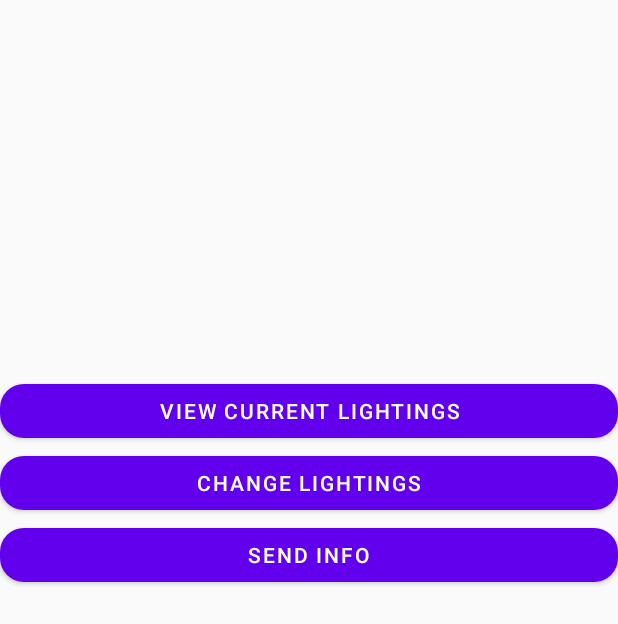
After one commit to siddhantdrk/LiT--Automated-Light-Management-System, an Android app: the AdminDashBoard screen opened directly, with no data from a screen before it, on a phone screen of 412 x 824 dp. The commit adds this screen. Shown: the top 624 px of the screen. Run offline under Robolectric (Android 15) with nearby library versions, the phone set to English and light mode, and no system bars.

Commit message:
Added Admin DashBoard Ui

```diff
--- a/LiT/app/build.gradle
+++ b/LiT/app/build.gradle
@@ -1,5 +1,6 @@
 plugins {
     id 'com.android.application'
+    id 'com.google.gms.google-services'
 }
 
 android {
@@ -37,10 +38,14 @@ dependencies {
     implementation 'androidx.appcompat:appcompat:1.2.0'
     implementation 'com.google.android.material:material:1.3.0'
     implementation 'androidx.constraintlayout:constraintlayout:2.0.4'
+    implementation 'com.google.firebase:firebase-auth:20.0.3'
+    implementation 'com.google.firebase:firebase-firestore:22.1.1'
     testImplementation 'junit:junit:4.+'
     androidTestImplementation 'androidx.test.ext:junit:1.1.2'
     androidTestImplementation 'androidx.test.espresso:espresso-core:3.3.0'
     //retrofit
     implementation 'com.squareup.retrofit2:retrofit:2.9.0'
     implementation 'com.squareup.retrofit2:converter-gson:2.9.0'
+
+    implementation "androidx.cardview:cardview:1.0.0"
 }
--- /dev/null
+++ b/LiT/app/src/main/java/com/my/lit/activities/dashboard/AdminDashBoard.java
@@ -0,0 +1,16 @@
+package com.my.lit.activities.dashboard;
+
+import androidx.appcompat.app.AppCompatActivity;
+
+import android.os.Bundle;
+
+import com.my.lit.R;
+
+public class AdminDashBoard extends AppCompatActivity {
+
+    @Override
+    protected void onCreate(Bundle savedInstanceState) {
+        super.onCreate(savedInstanceState);
+        setContentView(R.layout.activity_admin_dash_board);
+    }
+}
--- a/LiT/app/src/main/java/com/my/lit/api/UserServices.java
+++ b/LiT/app/src/main/java/com/my/lit/api/UserServices.java
@@ -12,7 +12,7 @@ import retrofit2.http.POST;
 public interface UserServices {
     @FormUrlEncoded
     @POST("user/signup")
-    Call<UserRegisterResponse> userRegister(
+     Call<UserRegisterResponse>userRegister(
             @Field("email") String email,
             @Field("password") String password,
             @Field("firstName") String firstName,
--- /dev/null
+++ b/LiT/app/src/main/res/layout/activity_admin_dash_board.xml
@@ -0,0 +1,46 @@
+<?xml version="1.0" encoding="utf-8"?>
+<androidx.constraintlayout.widget.ConstraintLayout xmlns:android="http://schemas.android.com/apk/res/android"
+    xmlns:app="http://schemas.android.com/apk/res-auto"
+    xmlns:tools="http://schemas.android.com/tools"
+    android:layout_width="match_parent"
+    android:layout_height="match_parent"
+    tools:context=".activities.dashboard.AdminDashBoard">
+
+
+
+    <com.google.android.material.button.MaterialButton
+        android:id="@+id/materialButton"
+        android:layout_width="match_parent"
+        android:layout_height="wrap_content"
+        android:text="View Current Lightings"
+        app:layout_constraintEnd_toEndOf="parent"
+        app:layout_constraintHorizontal_bias="0.0"
+        app:layout_constraintStart_toStartOf="parent"
+        app:layout_constraintTop_toTopOf="parent"
+        android:layout_marginTop="250dp"
+        app:cornerRadius="16dp"/>
+
+    <com.google.android.material.button.MaterialButton
+        android:id="@+id/materialButton2"
+        android:layout_width="match_parent"
+        android:layout_height="wrap_content"
+        android:text="Change Lightings"
+        app:layout_constraintEnd_toEndOf="parent"
+        app:layout_constraintHorizontal_bias="0.0"
+        app:layout_constraintStart_toStartOf="parent"
+        app:layout_constraintTop_toBottomOf="@+id/materialButton"
+        app:cornerRadius="16dp"
+        />
+
+    <com.google.android.material.button.MaterialButton
+        android:layout_width="match_parent"
+        android:layout_height="wrap_content"
+        android:text="Send info"
+        app:layout_constraintEnd_toEndOf="parent"
+        app:layout_constraintHorizontal_bias="1.0"
+        app:layout_constraintStart_toStartOf="parent"
+        app:layout_constraintTop_toBottomOf="@+id/materialButton2"
+        app:cornerRadius="16dp"/>
+
+
+</androidx.constraintlayout.widget.ConstraintLayout>
--- a/LiT/app/src/main/res/layout/activity_dash_board.xml
+++ b/LiT/app/src/main/res/layout/activity_dash_board.xml
@@ -24,7 +24,8 @@
             android:text="View Lightening"
             app:backgroundTint="#B6B5B5"
             android:textColor="@color/black"
-            android:layout_marginTop="32dp"/>
+            android:layout_marginTop="32dp"
+            style="@style/Theme.MaterialComponents.DayNight"/>
 
         <com.google.android.material.button.MaterialButton
             android:id="@+id/edit_lightening"
--- a/LiT/build.gradle
+++ b/LiT/build.gradle
@@ -6,6 +6,7 @@ buildscript {
     }
     dependencies {
         classpath "com.android.tools.build:gradle:4.1.2"
+        classpath 'com.google.gms:google-services:4.3.5'
 
         // NOTE: Do not place your application dependencies here; they belong
         // in the individual module build.gradle files
```
Also changed, not shown: LiT/app/src/main/AndroidManifest.xml (+7 -6 lines), 1 other file.
